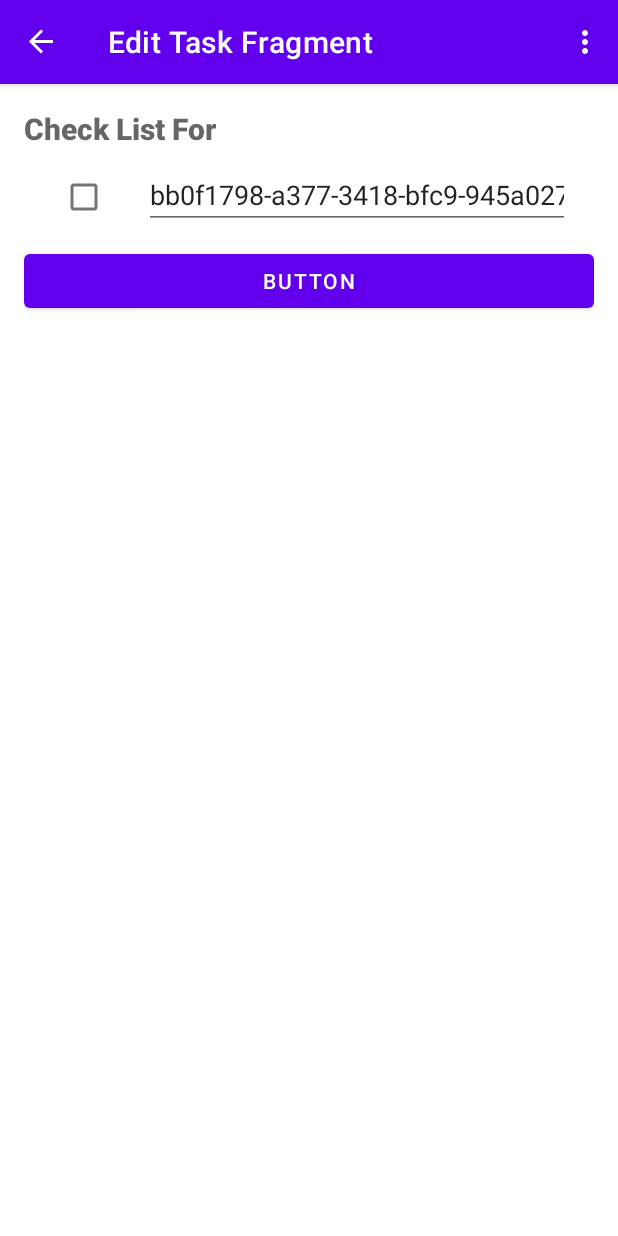
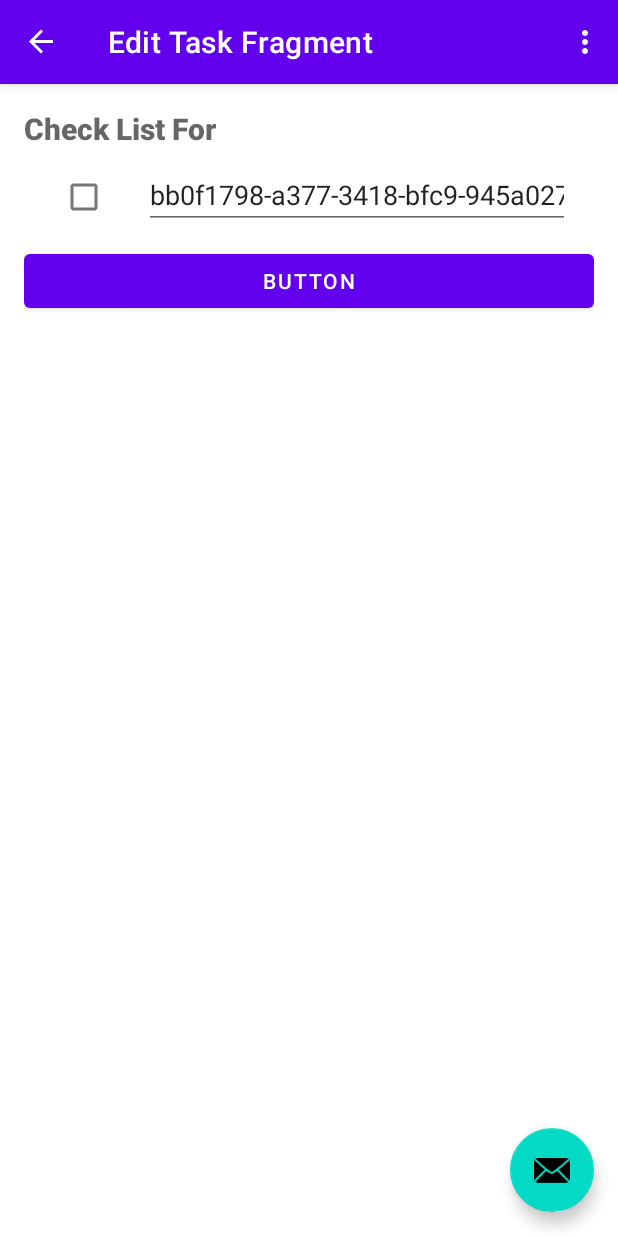
Before and after one commit to msaltnet/double-check, an Android app: the EditTaskFragment screen opened through its navigation route, after a tap on "BUTTON", on a phone screen of 412 x 824 dp. Run offline under Robolectric (Android 15) with nearby library versions, the phone set to English and light mode, and no system bars; our stand-ins replace data binding, navigation-ui; libraries missing offline, so code that uses them is left out: android.widget.

Commit message:
profiling footprint

```diff
--- a/app/src/main/java/net/msalt/doublecheck/edittask/EditTaskFragment.kt
+++ b/app/src/main/java/net/msalt/doublecheck/edittask/EditTaskFragment.kt
@@ -47,6 +47,11 @@ class EditTaskFragment : Fragment() {
             Log.d("JSM", "Changed ${viewModel.title.value}")
         }
         setupListAdapter()
+        binding.fab2.setOnClickListener {
+            repeat(999) {
+                addNewItem()
+            }
+        }
     }
 
     override fun onDestroyView() {
@@ -59,16 +64,20 @@ class EditTaskFragment : Fragment() {
             listAdapter = CheckItemListAdapter(viewModel)
             binding.checkitemList.adapter = listAdapter
             binding.button.setOnClickListener() {
-                val item = CheckItem()
-                item.contents.value = item.id
-                item.contents.observe(this.viewLifecycleOwner) {
-                    Log.d("JSM", "Changed item contents ${item.id} : ${item.contents.value}")
-                }
-                viewModel.items.add(item)
-                listAdapter.notifyItemInserted(viewModel.items.size - 1)
+                addNewItem()
             }
         } else {
             Log.w("JSM_TEST", "ViewModel not initialized when attempting to set up adapter.")
         }
     }
+
+    private fun addNewItem() {
+        val item = CheckItem()
+        item.contents.value = item.id
+        item.contents.observe(this.viewLifecycleOwner) {
+            Log.d("JSM", "Changed item contents ${item.id} : ${item.contents.value}")
+        }
+        viewModel.items.add(item)
+        listAdapter?.notifyItemInserted(viewModel.items.size - 1)
+    }
 }
--- a/app/src/main/res/layout/edit_task_frag.xml
+++ b/app/src/main/res/layout/edit_task_frag.xml
@@ -55,5 +55,19 @@
             </LinearLayout>
 
         </androidx.core.widget.NestedScrollView>
+
+        <com.google.android.material.floatingactionbutton.FloatingActionButton
+            android:id="@+id/fab2"
+            android:layout_width="wrap_content"
+            android:layout_height="wrap_content"
+            android:layout_gravity="bottom|right|end"
+            android:layout_margin="@dimen/fab_margin"
+            android:layout_marginEnd="36dp"
+            android:layout_marginBottom="24dp"
+            app:fabSize="normal"
+            app:layout_constraintBottom_toBottomOf="parent"
+            app:layout_constraintEnd_toEndOf="parent"
+            app:srcCompat="@android:drawable/ic_dialog_email" />
+
     </androidx.constraintlayout.widget.ConstraintLayout>
 </layout>
```
